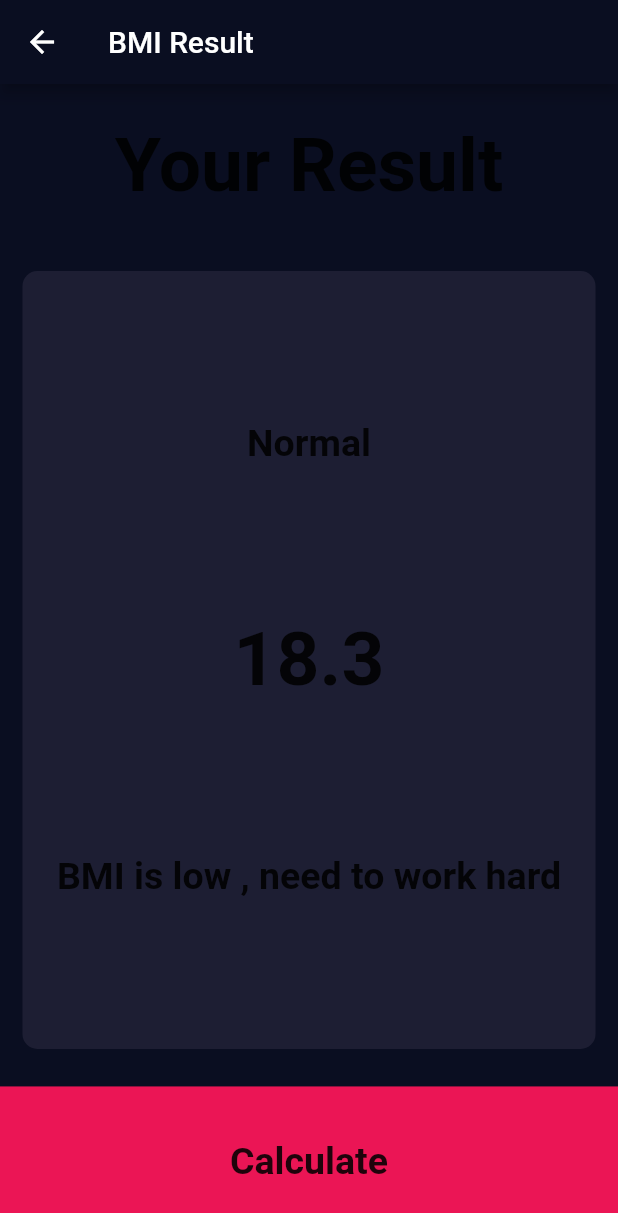
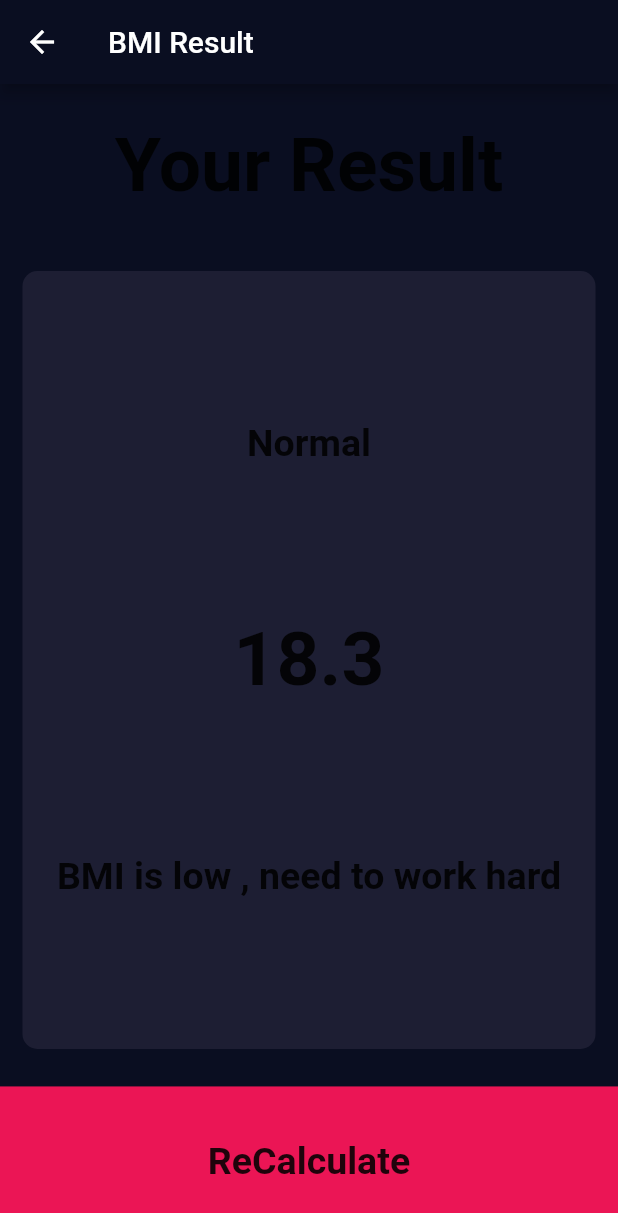
Before and after one commit to Faisalvlog/new_bmi_calculator, a Flutter app: the ResultScreen screen opened directly, on a phone screen of 412 x 824 dp. Shown: the top 1213 px of the screen. Run offline on Flutter 3.47's test engine with Material 2 defaults, Android fonts, the phone set to English and light mode, and no system bars; our stand-ins replace font_awesome_flutter.

Commit message:
Make Recalculate button for goto Again Homme Page.......Lecture 69 part 15 done  ....

```diff
--- a/lib/ResultFile.dart
+++ b/lib/ResultFile.dart
@@ -53,11 +53,12 @@ class ResultScreen extends StatelessWidget {
           Expanded(
             child:   GestureDetector(
               onTap: (){
-                Navigator.push(context, MaterialPageRoute(builder: (context)=>ResultScreen()));
+                Navigator.push(context,
+                    MaterialPageRoute(builder: (context)=>MyHomePage()));
               },
               child: Container(
                 child: Center(
-                  child: Text('Calculate',
+                  child: Text('ReCalculate',
                     style: jButtonStyle,
                   ),
                 ),
```
